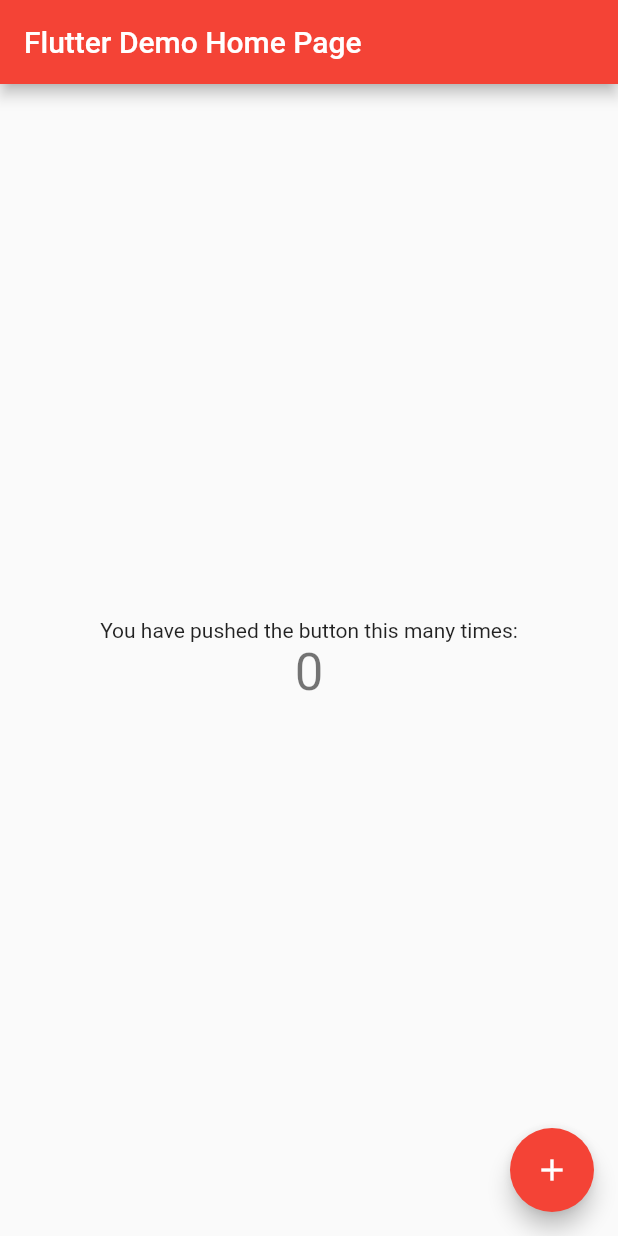
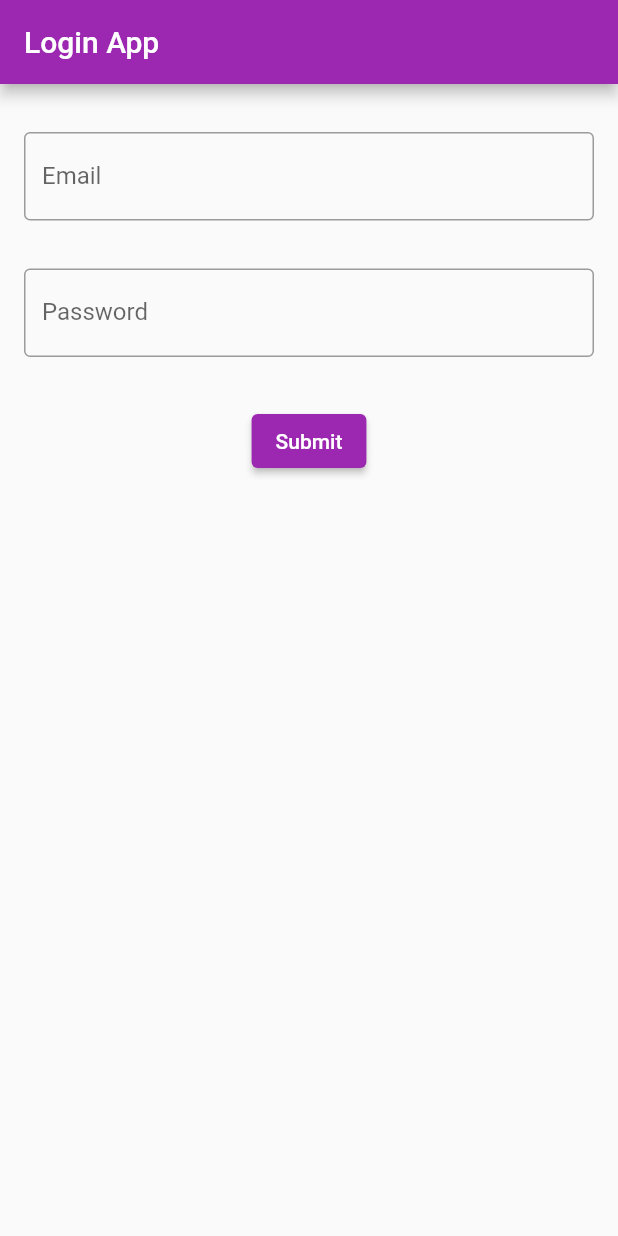
Before and after one commit to infoyouth/Flutter, a Flutter app: the screen it shows after launch, on a phone screen of 412 x 824 dp. Run offline on Flutter 3.47's test engine with Material 2 defaults, Android fonts, the phone set to English and light mode, and no system bars.

Commit message:
Base Ver

```diff
--- a/hello_world/lib/main.dart
+++ b/hello_world/lib/main.dart
@@ -13,29 +13,25 @@ class MyApp extends StatelessWidget {
     return MaterialApp(
       title: 'Flutter Demo',
       theme: ThemeData(
-        primarySwatch: Colors.red,
+        primarySwatch: Colors.purple,
       ),
-      home: const MyHomePage(title: 'Flutter Demo Home Page'),
+      home: const Login(title: 'Login App'),
     );
   }
 }
 
-class MyHomePage extends StatefulWidget {
-  const MyHomePage({super.key, required this.title});
+class Login extends StatefulWidget {
+  const Login({super.key, required this.title});
   final String title;
 
   @override
-  State<MyHomePage> createState() => _MyHomePageState();
+  State<Login> createState() => _LoginState();
 }
 
-class _MyHomePageState extends State<MyHomePage> {
-  int _counter = 0;
-
-  void _incrementCounter() {
-    setState(() {
-      _counter++;
-    });
-  }
+class _LoginState extends State<Login> {
+  final _formKey = GlobalKey<FormState>();
+  TextEditingController emailController = TextEditingController();
+  TextEditingController passwordController = TextEditingController();
 
   @override
   Widget build(BuildContext context) {
@@ -43,25 +39,93 @@ class _MyHomePageState extends State<MyHomePage> {
       appBar: AppBar(
         title: Text(widget.title),
       ),
-      body: Center(
-        child: Column(
-          mainAxisAlignment: MainAxisAlignment.center,
-          children: <Widget>[
-            const Text(
-              'You have pushed the button this many times:',
-            ),
-            Text(
-              '$_counter',
-              style: Theme.of(context).textTheme.headline4,
-            ),
-          ],
+      body: Form(
+        key: _formKey,
+        child: Padding(
+          padding: const EdgeInsets.symmetric(horizontal: 8, vertical: 16),
+          child: Column(
+            crossAxisAlignment: CrossAxisAlignment.center,
+            children: [
+              Padding(
+                padding:
+                    const EdgeInsets.symmetric(horizontal: 8, vertical: 16),
+                child: TextFormField(
+                  controller: emailController,
+                  decoration: const InputDecoration(
+                      border: OutlineInputBorder(), labelText: "Email"),
+                  validator: (value) {
+                    if (value == null || value.isEmpty) {
+                      return 'Please enter your email';
+                    }
+                    return null;
+                  },
+                ),
+              ),
+              Padding(
+                padding:
+                    const EdgeInsets.symmetric(horizontal: 8, vertical: 16),
+                child: TextFormField(
+                  controller: passwordController,
+                  obscureText: true,
+                  decoration: const InputDecoration(
+                      border: OutlineInputBorder(), labelText: "Password"),
+                  validator: (value) {
+                    if (value == null || value.isEmpty) {
+                      return 'Please enter your password';
+                    }
+                    return null;
+                  },
+                ),
+              ),
+              Padding(
+                padding:
+                    const EdgeInsets.symmetric(horizontal: 8, vertical: 16.0),
+                child: Center(
+                  child: ElevatedButton(
+                    onPressed: () {
+                      if (_formKey.currentState!.validate()) {
+                        // Navigate the user to the Home page
+                      } else {
+                        ScaffoldMessenger.of(context).showSnackBar(
+                          const SnackBar(content: Text('Please fill input')),
+                        );
+                      }
+                    },
+                    child: const Text('Submit'),
+                  ),
+                ),
+              ),
+            ],
+          ),
         ),
-      ),
-      floatingActionButton: FloatingActionButton(
-        onPressed: _incrementCounter,
-        tooltip: 'Increment',
-        child: const Icon(Icons.add),
       ),
     );
   }
 }
+
+class HomePage extends StatelessWidget {
+  const HomePage({super.key, required this.email});
+
+  final String email;
+
+  @override
+  Widget build(BuildContext context) {
+    return Scaffold(
+        appBar: AppBar(
+          title: const Text('Home Page'),
+        ),
+        body: Column(
+          children: [
+            Text(email),
+            Center(
+              child: ElevatedButton(
+                onPressed: () {
+                  Navigator.pop(context);
+                },
+                child: const Text("Go back!"),
+              ),
+            ),
+          ],
+        ));
+  }
+}
```
Also changed, not shown: 2 other files.
